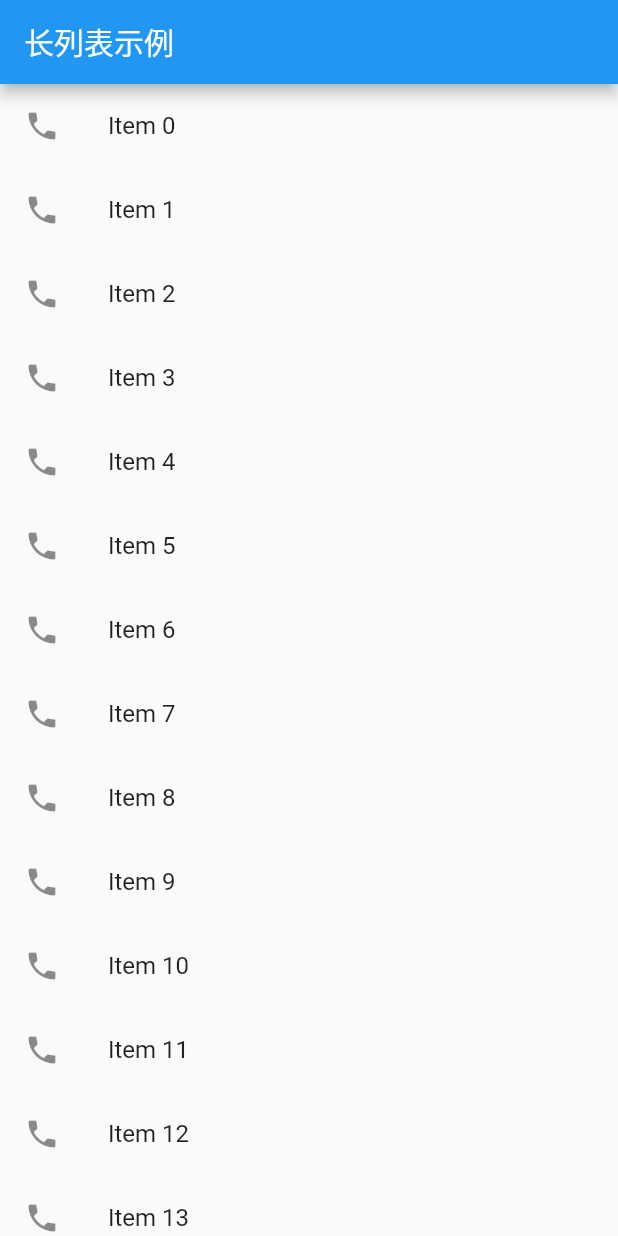
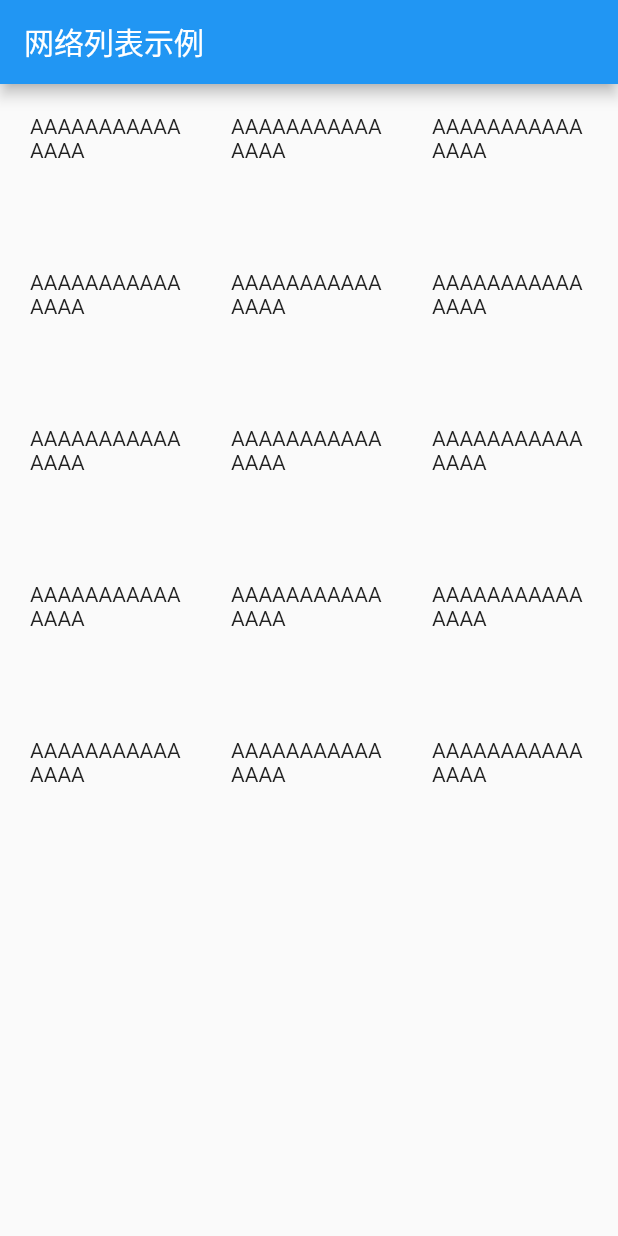
Before and after one commit to YJWWZHANG/flutter_app, a Flutter app: the screen it shows after launch, on a phone screen of 412 x 824 dp. Run offline on Flutter 3.47's test engine with Material 2 defaults, Android fonts, the phone set to English and light mode, and no system bars.

Commit message:
网络列表示例

```diff
--- a/lib/main.dart
+++ b/lib/main.dart
@@ -13,21 +13,33 @@ class MyApp extends StatelessWidget {
   @override
   Widget build(BuildContext context) {
     return MaterialApp(
-      title: '长列表示例',
+      title: '网络列表示例',
       home: Scaffold(
         appBar: new AppBar(
-          title: new Text("长列表示例"),
+          title: new Text("网络列表示例"),
         ),
-        body: new ListView.builder(
-          itemCount: items.length,
-          itemBuilder: (context, index) {
-            return new ListTile(
-              leading: new Icon(Icons.phone),
-              title: new Text(
-                "${items[index]}"
-              ),
-            );
-          },
+        body: new GridView.count(
+          primary: false,
+          padding: EdgeInsets.all(20.0),
+          crossAxisSpacing: 30.0,
+          crossAxisCount: 3,
+          children: <Widget>[
+            const Text("AAAAAAAAAAAAAAA"),
+            const Text("AAAAAAAAAAAAAAA"),
+            const Text("AAAAAAAAAAAAAAA"),
+            const Text("AAAAAAAAAAAAAAA"),
+            const Text("AAAAAAAAAAAAAAA"),
+            const Text("AAAAAAAAAAAAAAA"),
+            const Text("AAAAAAAAAAAAAAA"),
+            const Text("AAAAAAAAAAAAAAA"),
+            const Text("AAAAAAAAAAAAAAA"),
+            const Text("AAAAAAAAAAAAAAA"),
+            const Text("AAAAAAAAAAAAAAA"),
+            const Text("AAAAAAAAAAAAAAA"),
+            const Text("AAAAAAAAAAAAAAA"),
+            const Text("AAAAAAAAAAAAAAA"),
+            const Text("AAAAAAAAAAAAAAA"),
+          ],
         )
       )
     );
```
